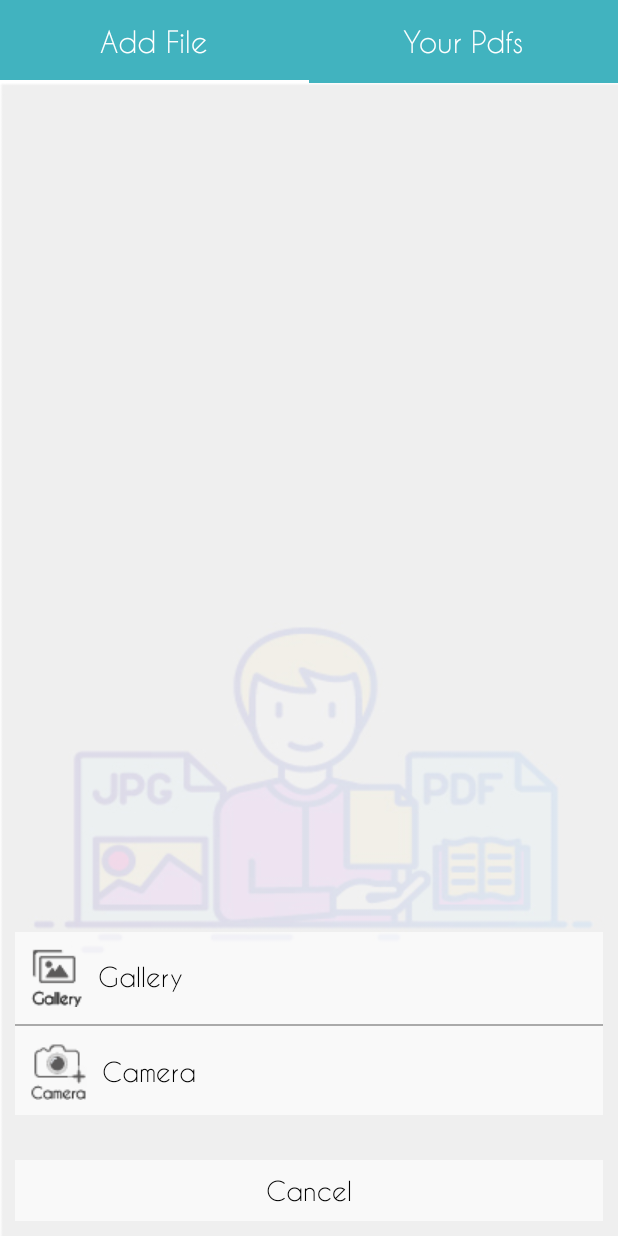
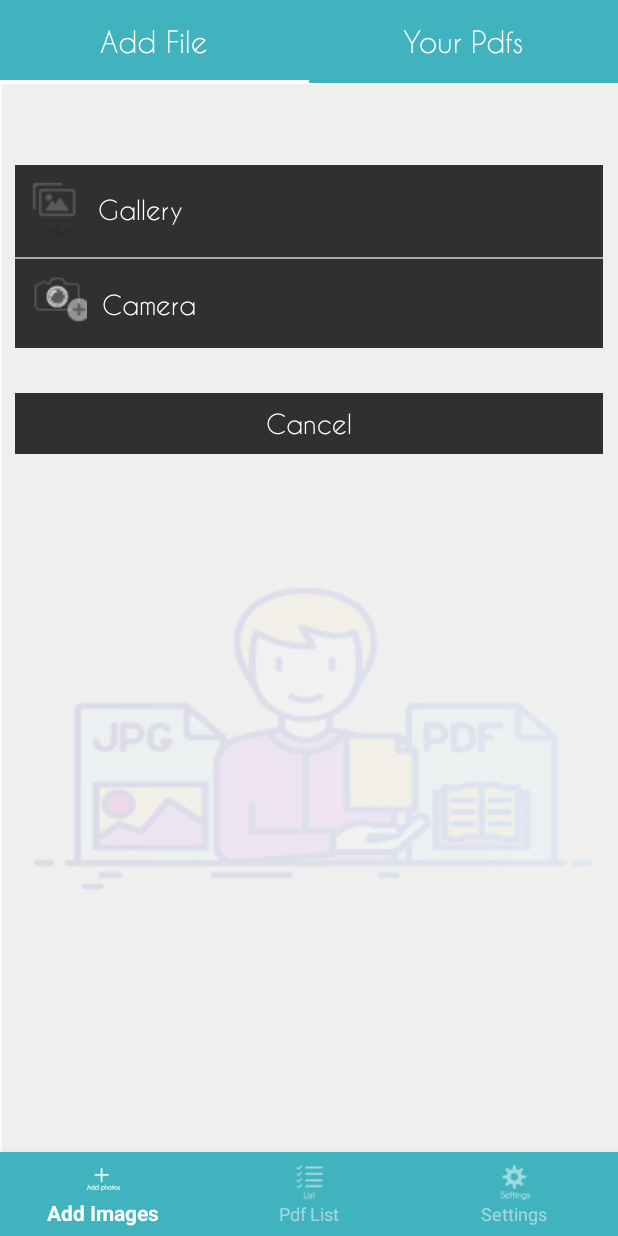
Before and after one commit to Adityaverma123/Image2Pdf, an Android app: the screen it shows after launch (MainActivity), after a tap on an icon or button, on a phone screen of 412 x 824 dp. Run offline under Robolectric (Android 15) with nearby library versions, the phone set to English and light mode, and no system bars; our stand-ins replace CircleImageView; libraries missing offline, so code that uses them is left out: com.itextpdf.text, com.theartofdev.edmodo.

Commit message:
added distance from y

```diff
--- a/app/src/main/java/com/example/imagetopdf/Fragments/AddFileFragment.java
+++ b/app/src/main/java/com/example/imagetopdf/Fragments/AddFileFragment.java
@@ -321,7 +321,9 @@ public class    AddFileFragment extends Fragment implements OnChangePic, Visibil
         dialog.setCanceledOnTouchOutside(false);
         Window window=dialog.getWindow();
         WindowManager.LayoutParams wlp = window.getAttributes();
+
         wlp.gravity = Gravity.BOTTOM;
+        wlp.y=150;
         window.clearFlags(WindowManager.LayoutParams.FLAG_DIM_BEHIND);
         window.setAttributes(wlp);
         window.setLayout(ViewGroup.LayoutParams.MATCH_PARENT, ViewGroup.LayoutParams.WRAP_CONTENT);
--- a/app/src/main/java/com/example/imagetopdf/ui/MainActivity.java
+++ b/app/src/main/java/com/example/imagetopdf/ui/MainActivity.java
@@ -6,14 +6,18 @@ import androidx.appcompat.app.AppCompatActivity;
 import androidx.fragment.app.Fragment;
 import androidx.fragment.app.FragmentManager;
 import androidx.fragment.app.FragmentPagerAdapter;
+import androidx.fragment.app.FragmentTransaction;
 import androidx.viewpager.widget.ViewPager;
 
+import android.content.Intent;
 import android.os.Bundle;
+import android.view.MenuItem;
 import android.view.ViewGroup;
 
 import com.example.imagetopdf.Fragments.AddFileFragment;
 import com.example.imagetopdf.Fragments.ListFragments;
 import com.example.imagetopdf.R;
+import com.google.android.material.bottomnavigation.BottomNavigationView;
 import com.google.android.material.tabs.TabLayout;
 
 import java.util.ArrayList;
@@ -26,20 +30,64 @@ public class MainActivity extends AppCompatActivity implements AddFileFragment.R
     ViewPager viewPager;
     AddFileFragment fileFragment;
     ListFragments listFragments;
+    private BottomNavigationView navView;
     @Override
     protected void onCreate(Bundle savedInstanceState) {
         super.onCreate(savedInstanceState);
         setContentView(R.layout.activity_main);
         tabLayout = findViewById(R.id.tablayout);
         viewPager = findViewById(R.id.view_pager);
+        navView=findViewById(R.id.nav_view);
         ViewPagerAdapter adapter=new ViewPagerAdapter(getSupportFragmentManager());
          fileFragment=new AddFileFragment(MainActivity.this);
          listFragments=new ListFragments(MainActivity.this);
+
         adapter.addFragment(fileFragment,"Add File");
         adapter.addFragment(listFragments,"Your Pdfs");
         viewPager.setAdapter(adapter);
         viewPager.setOffscreenPageLimit(2);
         tabLayout.setupWithViewPager(viewPager);
+        navView.setOnNavigationItemSelectedListener(new BottomNavigationView.OnNavigationItemSelectedListener() {
+            @Override
+            public boolean onNavigationItemSelected(@NonNull MenuItem item) {
+                if (item.getItemId() == R.id.nav_add) {
+                    viewPager.setCurrentItem(0);
+                }
+                if (item.getItemId() == R.id.nav_list) {
+                    viewPager.setCurrentItem(1);
+                }
+                if(item.getItemId()==R.id.nav_settings)
+                {
+                    Intent intent=new Intent(getApplicationContext(),SettingsActivity.class);
+                    startActivity(intent);
+                }
+                return true;
+
+            }
+        });
+       viewPager.addOnPageChangeListener(new ViewPager.OnPageChangeListener() {
+           @Override
+           public void onPageScrolled(int position, float positionOffset, int positionOffsetPixels) {
+
+           }
+
+           @Override
+           public void onPageSelected(int position) {
+                if(position==0)
+                {
+                    navView.setSelectedItemId(R.id.nav_add);
+                }
+                if(position==1)
+                {
+                    navView.setSelectedItemId(R.id.nav_list);
+                }
+           }
+
+           @Override
+           public void onPageScrollStateChanged(int state) {
+
+           }
+       });
     }
 
     @Override
--- /dev/null
+++ b/app/src/main/res/color/nav_item_color.xml
@@ -0,0 +1,7 @@
+<?xml version="1.0" encoding="utf-8"?>
+<selector xmlns:android="http://schemas.android.com/apk/res/android">
+    <item android:color="@color/white"
+        android:state_checked="true"/>
+    <item android:color="@color/transparent_white"
+        android:state_checked="false"/>
+</selector>
--- a/app/src/main/res/layout/activity_main.xml
+++ b/app/src/main/res/layout/activity_main.xml
@@ -1,27 +1,48 @@
 <?xml version="1.0" encoding="utf-8"?>
-<LinearLayout xmlns:android="http://schemas.android.com/apk/res/android"
+<androidx.constraintlayout.widget.ConstraintLayout xmlns:android="http://schemas.android.com/apk/res/android"
     xmlns:app="http://schemas.android.com/apk/res-auto"
     xmlns:tools="http://schemas.android.com/tools"
     android:layout_width="match_parent"
+    android:id="@+id/main_layout"
     android:layout_height="match_parent"
     android:orientation="vertical"
     tools:context=".ui.MainActivity">
 
     <com.google.android.material.tabs.TabLayout
+        android:id="@+id/tablayout"
         android:layout_width="match_parent"
         android:layout_height="55dp"
-        app:tabTextColor="@android:color/white"
-        app:tabTextAppearance="@style/customfontstyle"
+        android:background="@color/background"
+        app:layout_constraintEnd_toEndOf="parent"
+        app:layout_constraintStart_toStartOf="parent"
+        app:layout_constraintTop_toTopOf="parent"
         app:tabIndicatorColor="@android:color/white"
         app:tabSelectedTextColor="@android:color/white"
+        app:tabTextAppearance="@style/customfontstyle"
+        app:tabTextColor="@android:color/white" />
+
+    <androidx.viewpager.widget.ViewPager
+        android:id="@+id/view_pager"
+        android:layout_width="0dp"
+        android:layout_height="0dp"
+        app:layout_constraintBottom_toTopOf="@+id/nav_view"
+        app:layout_constraintEnd_toEndOf="parent"
+        app:layout_constraintStart_toStartOf="parent"
+        app:layout_constraintTop_toBottomOf="@+id/tablayout">
+
+    </androidx.viewpager.widget.ViewPager>
+    <com.google.android.material.bottomnavigation.BottomNavigationView
+        android:id="@+id/nav_view"
+        android:layout_width="0dp"
+        android:layout_height="wrap_content"
+        android:layout_marginStart="0dp"
+        android:layout_marginEnd="0dp"
         android:background="@color/background"
-        android:id="@+id/tablayout"/>
+        app:itemIconTint="@color/nav_item_color"
+        app:itemTextColor="@color/nav_item_color"
+        app:layout_constraintBottom_toBottomOf="parent"
+        app:layout_constraintLeft_toLeftOf="parent"
+        app:layout_constraintRight_toRightOf="parent"
+        app:menu="@menu/bottom_nav_menu" />
 
-        <androidx.viewpager.widget.ViewPager
-            android:id="@+id/view_pager"
-            android:layout_width="match_parent"
-            android:layout_height="match_parent">
-
-        </androidx.viewpager.widget.ViewPager>
-
-</LinearLayout>
+</androidx.constraintlayout.widget.ConstraintLayout>
--- a/app/src/main/res/layout/select_image_dialog.xml
+++ b/app/src/main/res/layout/select_image_dialog.xml
@@ -14,7 +14,7 @@
         android:layout_width="match_parent"
         android:layout_height="match_parent"
         android:orientation="vertical"
-        android:background="#99FFFFFF"
+        android:background="#CC000000"
         >
         <LinearLayout
             android:id="@+id/galley"
@@ -34,7 +34,7 @@
                 android:gravity="center_vertical"
                 android:fontFamily="@font/caviar_dreams"
                 android:paddingLeft="10dp"
-                android:textColor="@android:color/black"
+                android:textColor="@color/white"
                 android:text="Gallery"/>
         </LinearLayout>
         <RelativeLayout
@@ -64,7 +64,7 @@
                     android:text="Camera"
                     android:gravity="center_vertical"
 
-                    android:textColor="@android:color/black"
+                    android:textColor="@android:color/white"
                     android:textSize="17sp" />
 
             </LinearLayout>
@@ -82,8 +82,8 @@
             android:fontFamily="@font/caviar_dreams"
 
             android:text="Cancel"
-            android:textColor="@android:color/black"
-            android:background="#99FFFFFF"
+            android:textColor="@color/white"
+            android:background="#CC000000"
             />
 
         </LinearLayout>
--- /dev/null
+++ b/app/src/main/res/menu/bottom_nav_menu.xml
@@ -0,0 +1,17 @@
+<?xml version="1.0" encoding="utf-8"?>
+<menu xmlns:android="http://schemas.android.com/apk/res/android">
+    <item
+        android:id="@+id/nav_add"
+        android:icon="@drawable/nav_add"
+        android:title="@string/title_home" />
+
+    <item
+        android:id="@+id/nav_list"
+        android:icon="@drawable/nav_list"
+        android:title="@string/title_dashboard" />
+
+    <item
+        android:id="@+id/nav_settings"
+        android:icon="@drawable/nav_settings"
+        android:title="@string/title_settings" />
+</menu>
--- a/app/src/main/res/values/colors.xml
+++ b/app/src/main/res/values/colors.xml
@@ -4,6 +4,8 @@
     <color name="colorPrimaryDark">#3700B3</color>
     <color name="colorAccent">#03DAC5</color>
     <color name="background">#41B3BF</color>
+    <color name="white">#FFFFFF</color>
+    <color name="transparent_white">#80FFFFFF</color>
     <color name="colorTransparent">@android:color/transparent</color>
 
 </resources>
--- a/app/src/main/res/values/strings.xml
+++ b/app/src/main/res/values/strings.xml
@@ -3,4 +3,7 @@
 
     <!-- TODO: Remove or change this placeholder text -->
     <string name="hello_blank_fragment">Hello blank fragment</string>
+    <string name="title_home">Add Images</string>
+    <string name="title_dashboard">Pdf List</string>
+    <string name="title_settings">Settings</string>
 </resources>
```
Also changed, not shown: app/src/main/AndroidManifest.xml (+7 -3 lines), app/src/main/java/com/example/imagetopdf/ui/SettingsActivity.java (added, +25 -0 lines), app/src/main/res/layout/activity_settings.xml (added, +47 -0 lines), app/src/main/res/drawable/multimedia_option.png (added), app/src/main/res/drawable/nav_add.png (added), app/src/main/res/drawable/nav_list.png (added), app/src/main/res/drawable/nav_settings.png (added).
